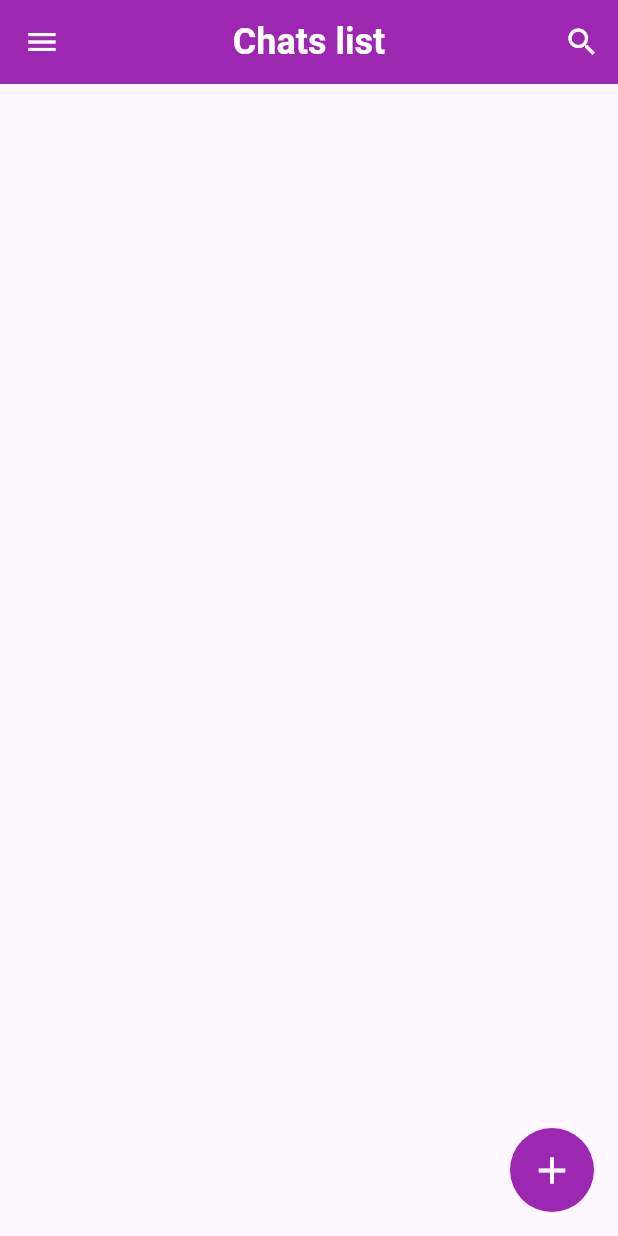
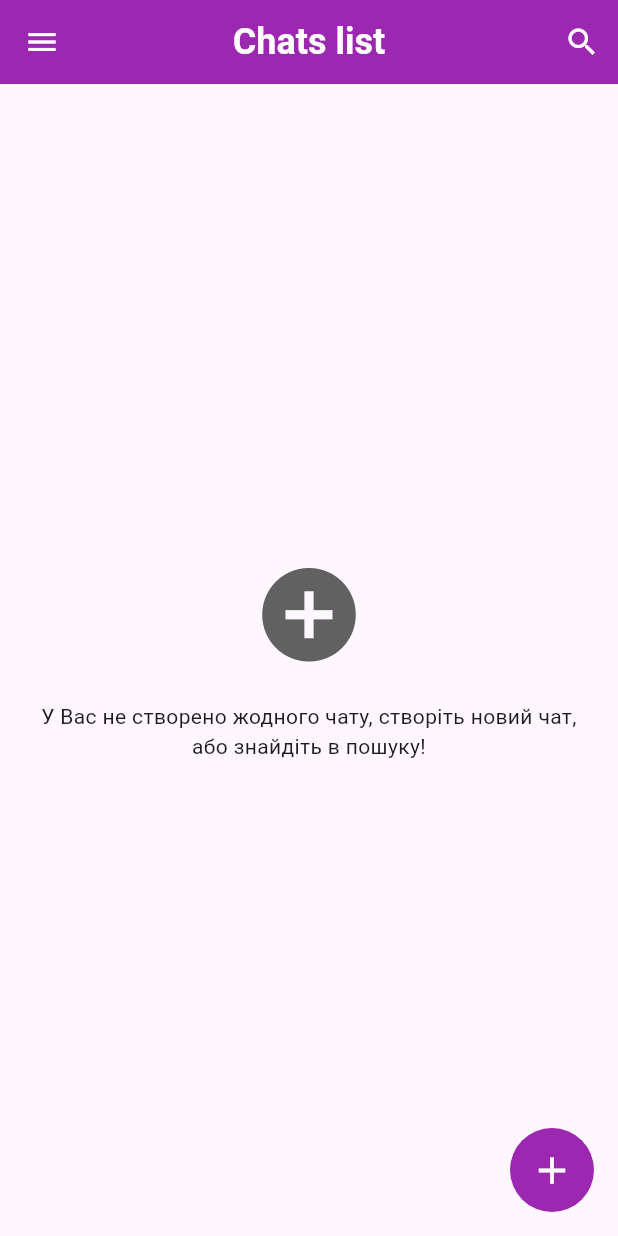
Before and after one commit to CHATappchik/chat_super_app, a Flutter app: the ChatsListScreen screen opened directly, on a phone screen of 412 x 824 dp. Run offline on Flutter 3.47's test engine with Material 2 defaults, Android fonts, the phone set to English and light mode, and no system bars; our stand-ins replace animated_splash_screen, bloc, cloud_firestore, firebase_auth, firebase_core, flutter_bloc and 3 more; accounts and stored records are empty.

Commit message:
Create chat form

```diff
--- a/lib/screens/chats_list_screen.dart
+++ b/lib/screens/chats_list_screen.dart
@@ -2,6 +2,8 @@ import 'package:chat_super_app/helper/helper_file.dart';
 import 'package:chat_super_app/screens/profile_screen.dart';
 import 'package:chat_super_app/screens/settings_screen.dart';
 import 'package:chat_super_app/services/auth_service.dart';
+import 'package:chat_super_app/services/database_servise.dart';
+import 'package:firebase_auth/firebase_auth.dart';
 import 'package:flutter/material.dart';
 import 'package:flutter_bloc/flutter_bloc.dart';
 
@@ -20,6 +22,9 @@ class _ChatsListScreenState extends State<ChatsListScreen> {
   AuthService authService = AuthService();
   String userName = "";
   String email = "";
+  Stream? groups;
+  bool _isLoading = false;
+  String groupName = "";
 
   @override
   void initState() {
@@ -36,6 +41,16 @@ class _ChatsListScreenState extends State<ChatsListScreen> {
     await HelperFunction.getUserNameFromSF().then((val) {
       setState(() {
         userName = val!;
+      });
+    });
+
+    // getting the list snapshots in our stream
+
+    await DataBaseService(uid: FirebaseAuth.instance.currentUser!.uid)
+        .getUserGroups()
+        .then((snapshot) {
+      setState(() {
+        groups = snapshot;
       });
     });
   }
@@ -196,6 +211,7 @@ class _ChatsListScreenState extends State<ChatsListScreen> {
           ],
         ),
       ),
+      body: groupList(),
       floatingActionButton: FloatingActionButton(
         onPressed: () {
           showDialog(
@@ -239,4 +255,114 @@ class _ChatsListScreenState extends State<ChatsListScreen> {
       ),
     );
   }
+
+  popUpDialog(BuildContext context) {
+    showDialog(
+        barrierDismissible: false,
+        context: context,
+        builder: (context) {
+          return AlertDialog(
+            title: Text('Створити чат', textAlign: TextAlign.left),
+            content: Column(
+              mainAxisSize: MainAxisSize.min,
+              children: [
+                _isLoading == true
+                    ? Center(
+                        child: CircularProgressIndicator(
+                            color: Theme.of(context).primaryColor),
+                      )
+                    : TextField(
+                  onChanged: (val) {
+                    setState(() {
+                      groupName = val;
+                    });
+                  },
+                  style: const TextStyle(color: Colors.black),
+                        decoration: InputDecoration(
+                            enabledBorder: OutlineInputBorder(
+                                borderSide: BorderSide(
+                                  color: Theme.of(context).primaryColor,
+                                ),
+                                borderRadius: BorderRadius.circular(20)),
+                            errorBorder: OutlineInputBorder(
+                                borderSide: const BorderSide(
+                                  color: Colors.red,
+                                ),
+                                borderRadius: BorderRadius.circular(20)),
+                            focusedBorder: OutlineInputBorder(
+                                borderSide: BorderSide(
+                                  color: Theme.of(context).primaryColor,
+                                ),
+                                borderRadius: BorderRadius.circular(20)),
+                        ),
+                      ),
+              ],
+            ),
+            actions: [
+              ElevatedButton(
+                  onPressed: () {
+                    Navigator.of(context).pop();
+                  },
+                style: ElevatedButton.styleFrom(
+                  backgroundColor: Theme.of(context).primaryColor
+                ),
+                  child: const Text('ВІДМІНА'),
+              ),
+              ElevatedButton(
+                onPressed: () {},
+                style: ElevatedButton.styleFrom(
+                    backgroundColor: Theme.of(context).primaryColor
+                ),
+                child: const Text('СТВОРИТИ'),
+              )
+            ],
+          );
+        });
+  }
+
+  groupList() {
+    return StreamBuilder(
+        stream: groups,
+        builder: (context, AsyncSnapshot snapshot) {
+          //make some checks
+          if (snapshot.hasData) {
+            if (snapshot.data['groups'] != null) {
+              if (snapshot.data['groups'].length != 0) {
+                return const Text('HELOOO');
+              } else {
+                return noGroupWidget();
+              }
+            } else {
+              return noGroupWidget();
+            }
+          } else {
+            return Center(
+              child: CircularProgressIndicator(
+                  color: Theme.of(context).primaryColor),
+            );
+          }
+        });
+  }
+
+  noGroupWidget() {
+    return Container(
+      padding: const EdgeInsets.symmetric(horizontal: 25),
+      child: Column(
+        mainAxisAlignment: MainAxisAlignment.center,
+        crossAxisAlignment: CrossAxisAlignment.center,
+        children: [
+          GestureDetector(
+              onTap: () {
+                popUpDialog(context);
+              },
+              child: Icon(Icons.add_circle, color: Colors.grey[700], size: 75)),
+          const SizedBox(height: 20),
+          const Text(
+            'У Вас не створено жодного чату, створіть новий чат, або знайдіть в пошуку!',
+            textAlign: TextAlign.center,
+          )
+        ],
+      ),
+    );
+  }
 }
--- a/lib/services/database_servise.dart
+++ b/lib/services/database_servise.dart
@@ -26,4 +26,9 @@ class DataBaseService {
     QuerySnapshot snapshot = await userCollection.where("email", isEqualTo: email).get();
     return snapshot;
   }
+
+  // get user groups
+getUserGroups() async{
+    return userCollection.doc(uid).snapshots();
 }
+}
```
